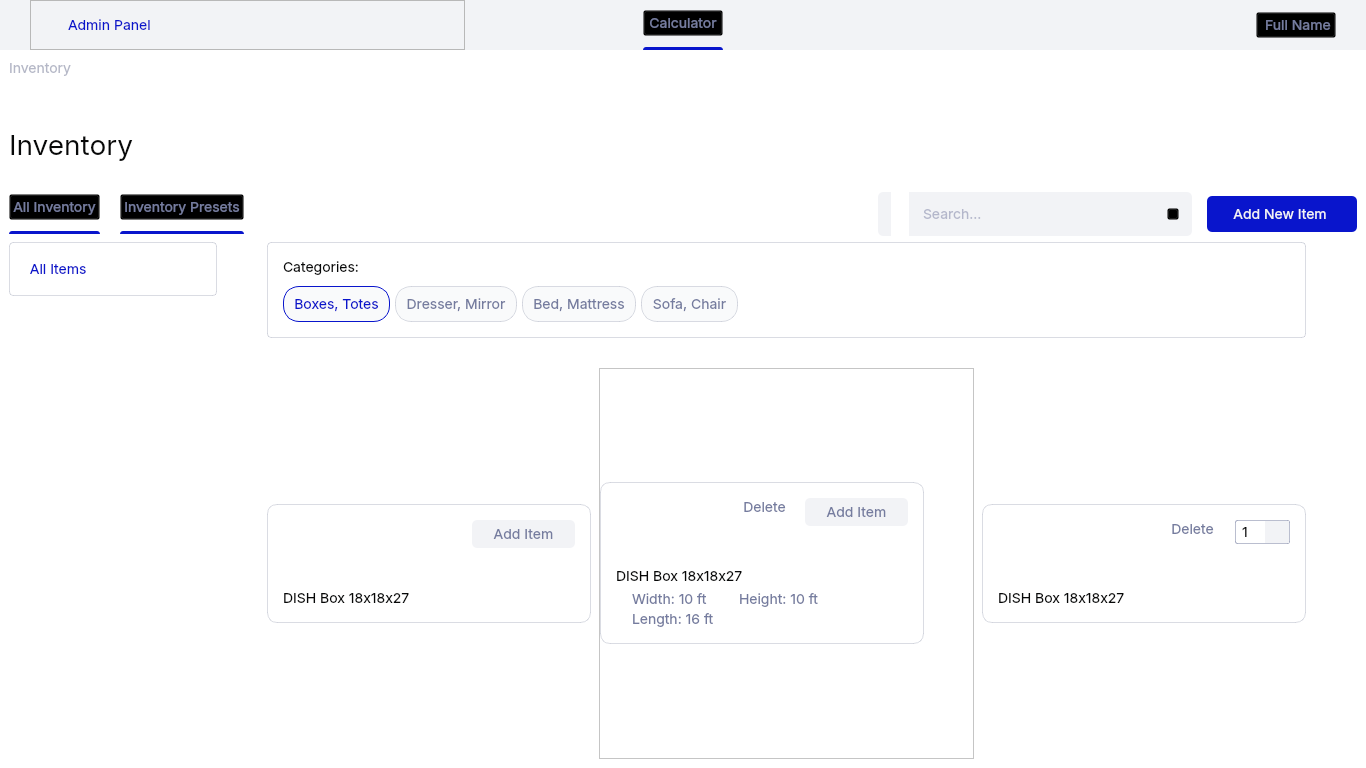
First picture: the form in resources/main_window_sample.ui, repository dmitry-vokhmin/Moving_Calc_GUI, before the edit.
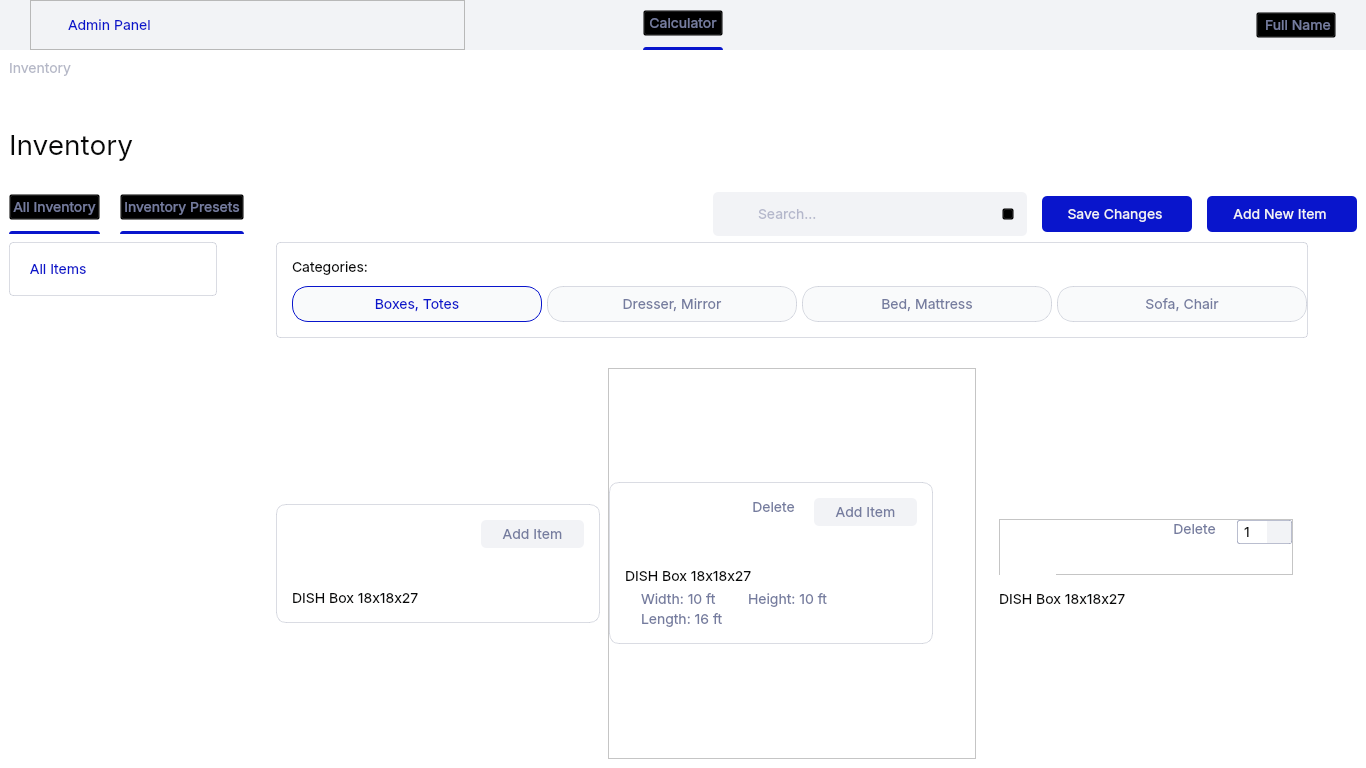
Second picture: the form after the edit. Icons and pictures are not drawn.

Commit message: inventory page

Diff of the .ui file:
```diff
--- a/resources/main_window_sample.ui
+++ b/resources/main_window_sample.ui
@@ -6006,7 +6006,7 @@
              </widget>
              <widget class="QWidget" name="page_5">
               <layout class="QVBoxLayout" name="verticalLayout_20">
-               <item>
+               <item alignment="Qt::AlignTop">
                 <widget class="QFrame" name="inventory_top_frame">
                  <property name="styleSheet">
                   <string notr="true">#inventory_small_header{
@@ -6061,7 +6061,7 @@
                     </property>
                    </widget>
                   </item>
-                  <item alignment="Qt::AlignTop">
+                  <item>
                    <widget class="QFrame" name="inventory_top_button_frame">
                     <property name="frameShape">
                      <enum>QFrame::NoFrame</enum>
@@ -6357,7 +6357,8 @@
                            </size>
                           </property>
                           <property name="styleSheet">
-                           <string notr="true"> image: url(:/image/search_icon_default.svg);</string>
+                           <string notr="true">image: url(:/image/search_icon_default.svg);
+background: #F2F3F6;</string>
                           </property>
                           <property name="text">
                            <string/>
@@ -6409,7 +6410,52 @@
                       </widget>
                      </item>
                      <item>
-                      <widget class="QPushButton" name="inventory_add_save_butt">
+                      <widget class="QPushButton" name="inventory_save_butt">
+                       <property name="minimumSize">
+                        <size>
+                         <width>150</width>
+                         <height>36</height>
+                        </size>
+                       </property>
+                       <property name="maximumSize">
+                        <size>
+                         <width>150</width>
+                         <height>36</height>
+                        </size>
+                       </property>
+                       <property name="cursor">
+                        <cursorShape>PointingHandCursor</cursorShape>
+                       </property>
+                       <property name="layoutDirection">
+                        <enum>Qt::RightToLeft</enum>
+                       </property>
+                       <property name="styleSheet">
+                        <string notr="true">QPushButton {
+	background: #0915CC;
+	border-radius: 5px;
+	color: #F2F3F6;
+	qproperty-icon: url(:/image/check_icon_white.svg);
+	font-size: 14px;
+}
+
+QPushButton:hover {
+	background: rgba(9, 21, 204, 0.8);
+}
+</string>
+                       </property>
+                       <property name="text">
+                        <string>Save Changes </string>
+                       </property>
+                       <property name="iconSize">
+                        <size>
+                         <width>14</width>
+                         <height>14</height>
+                        </size>
+                       </property>
+                      </widget>
+                     </item>
+                     <item>
+                      <widget class="QPushButton" name="inventory_add_butt">
                        <property name="minimumSize">
                         <size>
                          <width>150</width>
@@ -6478,13 +6524,32 @@
                    <number>0</number>
                   </property>
                   <property name="rightMargin">
-                   <number>51</number>
+                   <number>49</number>
                   </property>
                   <property name="bottomMargin">
                    <number>0</number>
                   </property>
                   <item>
                    <widget class="QStackedWidget" name="inventory_size_menu">
+                    <property name="styleSheet">
+                     <string notr="true">QPushButton {
+	border: 0.5px solid rgba(181, 184, 199, 0.5);
+	border-radius: 4px;
+	color: #0915CC;
+	font-size: 14px;
+	text-align: left;
+	padding-left: 12px;
+}
+
+QPushButton:hover {
+	border: 0.5px solid #0915CC;
+}
+
+QPushButton:checked {
+	border: 0.5px solid #0915CC;
+	background: #F9FAFB;
+}</string>
+                    </property>
                     <property name="currentIndex">
                      <number>0</number>
                     </property>
@@ -6518,6 +6583,9 @@
                         <property name="verticalScrollBarPolicy">
                          <enum>Qt::ScrollBarAsNeeded</enum>
                         </property>
+                        <property name="horizontalScrollBarPolicy">
+                         <enum>Qt::ScrollBarAlwaysOff</enum>
+                        </property>
                         <property name="sizeAdjustPolicy">
                          <enum>QAbstractScrollArea::AdjustToContents</enum>
                         </property>
@@ -6529,10 +6597,16 @@
                           <rect>
                            <x>0</x>
                            <y>0</y>
-                           <width>208</width>
+                           <width>217</width>
                            <height>519</height>
                           </rect>
                          </property>
+                         <property name="minimumSize">
+                          <size>
+                           <width>0</width>
+                           <height>0</height>
+                          </size>
+                         </property>
                          <layout class="QVBoxLayout" name="inventory_room_layout_2">
                           <property name="spacing">
                            <number>0</number>
@@ -6568,7 +6642,7 @@
                               <number>0</number>
                              </property>
                              <property name="rightMargin">
-                              <number>0</number>
+                              <number>9</number>
                              </property>
                              <property name="bottomMargin">
                               <number>0</number>
@@ -6820,6 +6894,60 @@
                   </item>
                   <item>
                    <widget class="QFrame" name="inventory_content_frame">
+                    <property name="styleSheet">
+                     <string notr="true">QComboBox {
+	color: #070808;
+	font-size: 14px;
+	border: 0.5px solid rgba(117, 124, 159, 0.5);
+	border-radius: 2px;
+	padding-left: 6px;
+	padding-right: 15px;
+}
+
+QComboBox:hover {
+	border: 0.5px solid #0915CC;
+}
+
+QComboBox::down-arrow {
+    image: url(:/image/arrow_drop_down_inventory_default.svg);
+}
+
+QComboBox::down-arrow:hover{
+    image: url(:/image/arrow_drop_down_inventory_hover.svg);
+}
+
+QComboBox::drop-down {
+	background: #F2F3F6;
+	width: 24px;
+}
+
+
+QComboBox QAbstractItemView
+{
+	background: #F9FAFB;
+	padding-left: 7px;
+	padding-right: 7px;
+    border: 0.5px solid rgba(181, 184, 199, 0.5);
+	border-radius: 8px;
+	font-size: 14px;
+	outline: 0;
+}
+
+
+QComboBox QAbstractItemView::item { 
+	min-height: 20px;
+	padding-left: 15px;
+	background: #F9FAFB;
+	color: #070808;
+}
+
+QListView::item:selected { 
+	color: #0915CC; 
+	background-color: #F2F3F6; 
+	border-radius: 4px;
+}
+</string>
+                    </property>
                     <property name="frameShape">
                      <enum>QFrame::NoFrame</enum>
                     </property>
@@ -6854,6 +6982,35 @@
                         <string notr="true">.QFrame {
 	border: 0.5px solid rgba(181, 184, 199, 0.5);
 	border-radius: 4px;
+}
+
+QLabel {
+	color: #070808;
+	font-size: 14px;
+}
+
+QPushButton {
+	border: 0.5px solid rgba(181, 184, 199, 0.5);
+	border-radius: 16px;	
+	padding-left: 10px;
+	padding-right: 10px;
+	padding-top: 8px;
+	padding-bottom: 8px;
+	color: #757C9F;
+	font-size: 14px;
+	qproperty-icon: url(:/image/check_icon_default.svg);
+	icon-size: 18px, 18px;
+	background: #F9FAFB;
+}
+
+QPushButton:hover {
+	border: 0.5px solid #0915CC;
+	color: #0915CC;
+}
+
+QPushButton:checked {
+	border: 0.5px solid #0915CC;
+	color: #0915CC;
 }</string>
                        </property>
                        <property name="frameShape">
@@ -6881,44 +7038,20 @@
                         <item>
                          <widget class="QLabel" name="inventory_categor_label">
                           <property name="styleSheet">
-                           <string notr="true">color: #070808;
-font-size: 14px;</string>
+                           <string notr="true"/>
                           </property>
                           <property name="text">
                            <string>Categories:</string>
                           </property>
                          </widget>
                         </item>
-                        <item alignment="Qt::AlignLeft">
+                        <item>
                          <widget class="QFrame" name="inventory_categor_butt_frame">
                           <property name="styleSheet">
                            <string notr="true">QFrame {
 	border: none;
 }
-
-QPushButton {
-	border: 0.5px solid rgba(181, 184, 199, 0.5);
-	border-radius: 16px;	
-	padding-left: 10px;
-	padding-right: 10px;
-	padding-top: 8px;
-	padding-bottom: 8px;
-	color: #757C9F;
-	font-size: 14px;
-	qproperty-icon: url(:/image/check_icon_default.svg);
-	icon-size: 18px, 18px;
-	background: #F9FAFB;
-}
-
-QPushButton:hover {
-	border: 0.5px solid #0915CC;
-	color: #0915CC;
-}
-
-QPushButton:checked {
-	border: 0.5px solid #0915CC;
-	color: #0915CC;
-}</string>
+</string>
                           </property>
                           <property name="frameShape">
                            <enum>QFrame::NoFrame</enum>
@@ -7004,6 +7137,39 @@
                       </widget>
                      </item>
                      <item>
+                      <widget class="QScrollArea" name="inventory_content_scrollarea">
+                       <property name="frameShape">
+                        <enum>QFrame::NoFrame</enum>
+                       </property>
+                       <property name="widgetResizable">
+                        <bool>true</bool>
+                       </property>
+                       <widget class="QWidget" name="inventory_content_scroll_frame">
+                        <property name="geometry">
+                         <rect>
+                          <x>0</x>
+                          <y>0</y>
+                          <width>1032</width>
+                          <height>394</height>
+                         </rect>
+                        </property>
+                        <layout class="QVBoxLayout" name="inventory_content_scroll_layout">
+                         <property name="spacing">
+                          <number>0</number>
+                         </property>
+                         <property name="leftMargin">
+                          <number>0</number>
+                         </property>
+                         <property name="topMargin">
+                          <number>0</number>
+                         </property>
+                         <property name="rightMargin">
+                          <number>0</number>
+                         </property>
+                         <property name="bottomMargin">
+                          <number>0</number>
+                         </property>
+                         <item>
                       <widget class="QFrame" name="inventory_content_clear_frame">
                        <property name="frameShape">
                         <enum>QFrame::NoFrame</enum>
@@ -7295,7 +7461,7 @@
                                   </widget>
                                  </item>
                                  <item alignment="Qt::AlignLeft|Qt::AlignTop">
-                                  <widget class="QPushButton" name="profile_delete_butt">
+                                      <widget class="QPushButton" name="profile_delete_butt_2">
                                    <property name="cursor">
                                     <cursorShape>PointingHandCursor</cursorShape>
                                    </property>
@@ -7568,7 +7734,7 @@
                            </size>
                           </property>
                           <property name="styleSheet">
-                           <string notr="true">.QFrame {
+                               <string notr="true">#frame_21 {
 	border: 0.5px solid rgba(181, 184, 199, 0.5);
 	border-radius: 10px;
 }
@@ -7602,7 +7768,7 @@
                            <item>
                             <widget class="QFrame" name="frame_29">
                              <property name="styleSheet">
-                              <string notr="true">border: none;</string>
+                                  <string notr="true"/>
                              </property>
                              <property name="frameShape">
                               <enum>QFrame::StyledPanel</enum>
@@ -7610,7 +7776,7 @@
                              <property name="frameShadow">
                               <enum>QFrame::Raised</enum>
                              </property>
-                             <layout class="QHBoxLayout" name="horizontalLayout_12" stretch="0,1,0">
+                                 <layout class="QHBoxLayout" name="horizontalLayout_12" stretch="0,0,0">
                               <property name="spacing">
                                <number>17</number>
                               </property>
@@ -7649,7 +7815,7 @@
                                </widget>
                               </item>
                               <item alignment="Qt::AlignLeft|Qt::AlignTop">
-                               <widget class="QPushButton" name="profile_delete_butt_2">
+                                   <widget class="QPushButton" name="profile_delete_butt_3">
                                 <property name="cursor">
                                  <cursorShape>PointingHandCursor</cursorShape>
                                 </property>
@@ -7658,6 +7824,7 @@
                                 </property>
                                 <property name="styleSheet">
                                  <string notr="true">QPushButton {
+	border:none;
 	background: transparent;
 	font-size: 14px;
 	color: #757C9F;
@@ -7694,58 +7861,7 @@
                                  </size>
                                 </property>
                                 <property name="styleSheet">
-                                 <string notr="true">QComboBox {
-	color: #070808;
-	font-size: 14px;
-	border: 0.5px solid rgba(117, 124, 159, 0.5);
-	border-radius: 2px;
-	padding-left: 6px;
-	padding-right: 15px;
-}
-
-QComboBox:hover {
-	border: 0.5px solid #0915CC;
-}
-
-QComboBox::down-arrow {
-    image: url(:/image/arrow_drop_down_inventory_default.svg);
-}
-
-QComboBox::down-arrow:hover{
-    image: url(:/image/arrow_drop_down_inventory_hover.svg);
-}
-
-QComboBox::drop-down {
-	background: #F2F3F6;
-	width: 24px;
-}
-
-
-QComboBox QAbstractItemView
-{
-	background: #F9FAFB;
-	padding-left: 7px;
-	padding-right: 7px;
-    border: 0.5px solid rgba(181, 184, 199, 0.5);
-	border-radius: 8px;
-	font-size: 14px;
-	outline: 0;
-}
-
-
-QComboBox QAbstractItemView::item { 
-	min-height: 20px;
-	padding-left: 15px;
-	background: #F9FAFB;
-	color: #070808;
-}
-
-QListView::item:selected { 
-	color: #0915CC; 
-	background-color: #F2F3F6; 
-	border-radius: 4px;
-}
-</string>
+                                     <string notr="true"/>
                                 </property>
                                 <item>
                                  <property name="text">
@@ -7812,6 +7928,10 @@
                          </widget>
                         </item>
                        </layout>
+                          </widget>
+                         </item>
+                        </layout>
+                       </widget>
                       </widget>
                      </item>
                     </layout>
```
Left out of the diff: 69 changed lines with no effect on the pictures. Lines whose indentation alone changed are shown as unchanged. The commit also changes 25 other files.
